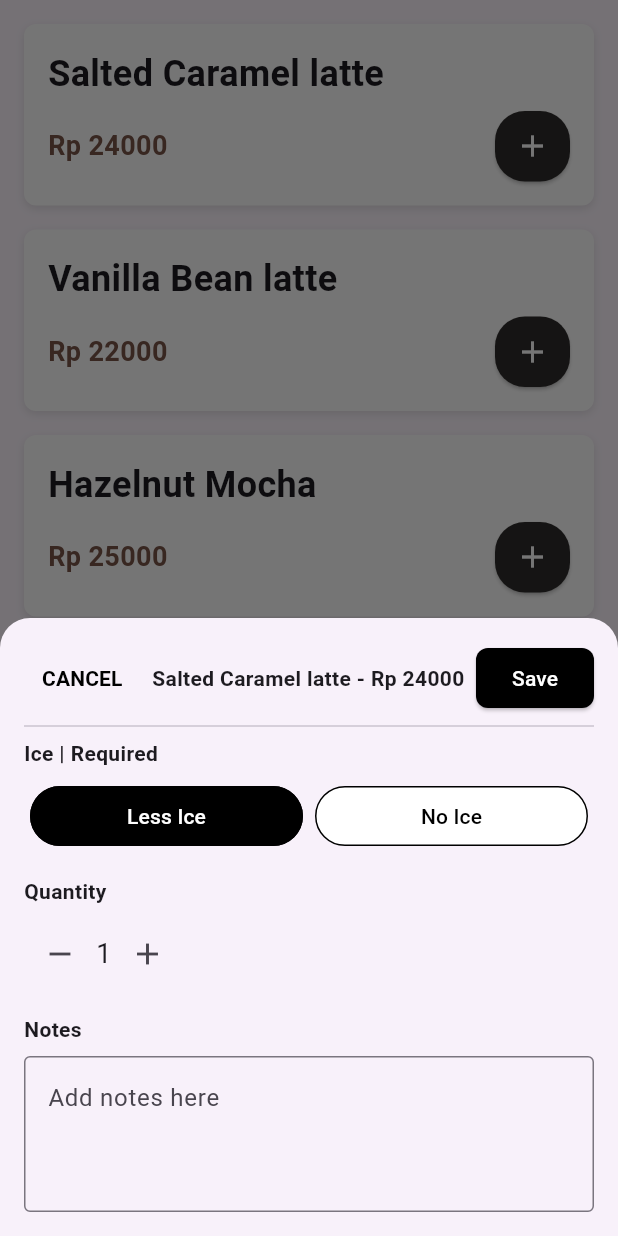
After one commit to CrossFode/POS-FNB, a Flutter app: the CreateOrderPage screen opened directly, after a tap on the "add" icon, on a phone screen of 412 x 824 dp. The commit adds this screen. Run offline on Flutter 3.47's test engine with Material 3 defaults, Android fonts, the phone set to English and light mode, and no system bars; network calls fail.

Commit message:
update create order dan navbar

```diff
--- /dev/null
+++ b/posmobile/lib/Pages/CreateOrderPage.dart
@@ -0,0 +1,352 @@
+import 'package:flutter/material.dart';
+
+class CreateOrderPage extends StatefulWidget {
+  @override
+  _CreateOrderPageState createState() => _CreateOrderPageState();
+}
+
+class _CreateOrderPageState extends State<CreateOrderPage> {
+  final List<Map<String, dynamic>> menuItems = const [
+    {'name': 'Salted Caramel latte', 'price': '24000'},
+    {'name': 'Vanilla Bean latte', 'price': '22000'},
+    {'name': 'Hazelnut Mocha', 'price': '25000'},
+  ];
+
+  final List<Map<String, dynamic>> _cartItems = [];
+  String _orderType = 'Take Away'; // Default order type
+
+  @override
+  Widget build(BuildContext context) {
+    return Scaffold(
+      body: ListView.builder(
+        padding: const EdgeInsets.all(16),
+        itemCount: menuItems.length,
+        itemBuilder: (context, index) {
+          final item = menuItems[index];
+          return _buildMenuItem(
+            name: item['name'],
+            price: item['price'],
+          );
+        },
+      ),
+      floatingActionButton: _cartItems.isNotEmpty
+          ? FloatingActionButton.extended(
+              onPressed: _showCart,
+              backgroundColor: Colors.black,
+              icon: const Icon(Icons.shopping_cart, color: Colors.white),
+              label: Text('${_cartItems.length} item(s)',
+                  style: const TextStyle(color: Colors.white),
+              ),
+            )
+          : null,
+    );
+  }
+
+  Widget _buildMenuItem({required String name, required String price}) {
+    return Container(
+      margin: const EdgeInsets.only(bottom: 16),
+      padding: const EdgeInsets.all(16),
+      decoration: BoxDecoration(
+        color: Colors.white,
+        borderRadius: BorderRadius.circular(8),
+        boxShadow: [
+          BoxShadow(
+            color: Colors.black.withOpacity(0.1),
+            blurRadius: 4,
+            offset: const Offset(0, 2),
+          ),
+        ],
+      ),
+      child: Column(
+        crossAxisAlignment: CrossAxisAlignment.start,
+        children: [
+          Text(name,
+              style: const TextStyle(
+                  fontSize: 24, fontWeight: FontWeight.bold)),
+          const SizedBox(height: 8),
+          Row(
+            mainAxisAlignment: MainAxisAlignment.spaceBetween,
+            children: [
+              Text('Rp $price',
+                  style: const TextStyle(
+                      fontSize: 18,
+                      fontWeight: FontWeight.bold,
+                      color: Colors.brown)),
+              SizedBox(
+                width: 50,
+                height: 47,
+                child: ElevatedButton(
+                  onPressed: () {
+                    _showOrderOptions(context, name, price);
+                  },
+                  style: ElevatedButton.styleFrom(
+                    backgroundColor: const Color.fromARGB(255, 46, 44, 43),
+                    shape: RoundedRectangleBorder(
+                      borderRadius: BorderRadius.circular(20),
+                    ),
+                    padding: EdgeInsets.zero,
+                  ),
+                  child: const Icon(Icons.add, color: Colors.white, size: 24),
+                ),
+              ),
+            ],
+          ),
+        ],
+      ),
+    );
+  }
+
+  void _showOrderOptions(BuildContext context, String name, String price) {
+    int quantity = 1;
+    String selectedModifier = 'Less Ice';
+    TextEditingController noteController = TextEditingController();
+
+    showModalBottomSheet(
+      context: context,
+      isScrollControlled: true,
+      shape: const RoundedRectangleBorder(
+          borderRadius: BorderRadius.vertical(top: Radius.circular(20))),
+      builder: (context) {
+        return StatefulBuilder(builder: (context, setModalState) {
+          return Padding(
+            padding: EdgeInsets.only(
+              bottom: MediaQuery.of(context).viewInsets.bottom,
+              top: 16,
+              left: 16,
+              right: 16,
+            ),
+            child: Column(
+              mainAxisSize: MainAxisSize.min,
+              children: [
+                // Header
+                Row(
+                  mainAxisAlignment: MainAxisAlignment.spaceBetween,
+                  children: [
+                    TextButton(
+                      onPressed: () => Navigator.pop(context),
+                      child: const Text("CANCEL",
+                          style: TextStyle(
+                              color: Colors.black,
+                              fontWeight: FontWeight.bold)),
+                    ),
+                    Text(
+                      '$name - Rp $price',
+                      style: const TextStyle(fontWeight: FontWeight.bold),
+                    ),
+                    ElevatedButton(
+                      onPressed: () {
+                        Navigator.pop(context);
+                        setState(() {
+                          _cartItems.add({
+                            'name': name,
+                            'price': price,
+                            'modifier': selectedModifier,
+                            'quantity': quantity,
+                            'notes': noteController.text,
+                          });
+                        });
+                      },
+                      style: ElevatedButton.styleFrom(
+                        backgroundColor: Colors.black,
+                        shape: RoundedRectangleBorder(
+                            borderRadius: BorderRadius.circular(8)),
+                      ),
+                      child: const Text("Save",
+                          style: TextStyle(color: Colors.white)),
+                    ),
+                  ],
+                ),
+                const Divider(),
+
+                // Modifier
+                const Align(
+                  alignment: Alignment.centerLeft,
+                  child: Text("Ice | Required",
+                      style: TextStyle(fontWeight: FontWeight.bold)),
+                ),
+                const SizedBox(height: 8),
+                Row(
+                  children: ['Less Ice', 'No Ice']
+                      .map(
+                        (mod) => Expanded(
+                          child: Padding(
+                            padding: const EdgeInsets.symmetric(horizontal: 4),
+                            child: OutlinedButton(
+                              onPressed: () =>
+                                  setModalState(() => selectedModifier = mod),
+                              style: OutlinedButton.styleFrom(
+                                backgroundColor: selectedModifier == mod
+                                    ? Colors.black
+                                    : Colors.white,
+                                foregroundColor: selectedModifier == mod
+                                    ? Colors.white
+                                    : Colors.black,
+                                side: const BorderSide(color: Colors.black),
+                              ),
+                              child: Text(mod),
+                            ),
+                          ),
+                        ),
+                      )
+                      .toList(),
+                ),
+
+                const SizedBox(height: 16),
+
+                // Quantity
+                const Align(
+                  alignment: Alignment.centerLeft,
+                  child: Text("Quantity",
+                      style: TextStyle(fontWeight: FontWeight.bold)),
+                ),
+                const SizedBox(height: 8),
+                Row(
+                  children: [
+                    IconButton(
+                      onPressed: () {
+                        if (quantity > 1) setModalState(() => quantity--);
+                      },
+                      icon: const Icon(Icons.remove),
+                    ),
+                    Text('$quantity',
+                        style: const TextStyle(fontSize: 18)),
+                    IconButton(
+                      onPressed: () => setModalState(() => quantity++),
+                      icon: const Icon(Icons.add),
+                    ),
+                  ],
+                ),
+
+                const SizedBox(height: 16),
+
+                // Notes
+                const Align(
+                  alignment: Alignment.centerLeft,
+                  child: Text("Notes",
+                      style: TextStyle(fontWeight: FontWeight.bold)),
+                ),
+                const SizedBox(height: 8),
+                TextField(
+                  controller: noteController,
+                  decoration: const InputDecoration(
+                    hintText: 'Add notes here',
+                    border: OutlineInputBorder(),
+                  ),
+                  maxLines: 3,
+                ),
+                const SizedBox(height: 16),
+              ],
+            ),
+          );
+        });
+      },
+    );
+  }
+
+final TextEditingController _customerNameController = TextEditingController();
+
+  void _showCart() {
+  showModalBottomSheet(
+    context: context,
+    isScrollControlled: true,
+    builder: (_) {
+      return StatefulBuilder(
+        builder: (context, setModalState) {
+          return Padding(
+            padding: EdgeInsets.only(
+              bottom: MediaQuery.of(context).viewInsets.bottom,
+              top: 16,
+              left: 16,
+              right: 16,
+            ),
+            child: Column(
+              mainAxisSize: MainAxisSize.min,
+              children: [
+                const Text(
+                  "Order Type",
+                  style: TextStyle(fontSize: 18, fontWeight: FontWeight.bold),
+                ),
+                const SizedBox(height: 8),
+                Row(
+                  children: ["Take Away", "Dine In"]
+                      .map(
+                        (type) => Expanded(
+                          child: Padding(
+                            padding: const EdgeInsets.symmetric(horizontal: 4),
+                            child: OutlinedButton(
+                              onPressed: () => setModalState(() => _orderType = type),
+                              style: OutlinedButton.styleFrom(
+                                backgroundColor: _orderType == type ? Colors.black : Colors.white,
+                                foregroundColor: _orderType == type ? Colors.white : Colors.black,
+                                side: const BorderSide(color: Colors.black),
+                              ),
+                              child: Text(type),
+                            ),
+                          ),
+                        ),
+                      )
+                      .toList(),
+                ),
+
+                const SizedBox(height: 16),
+
+                // Input Nama Customer
+                const Align(
+                  alignment: Alignment.centerLeft,
+                  child: Text("Customer Name",
+                      style: TextStyle(fontWeight: FontWeight.bold)),
+                ),
+                const SizedBox(height: 8),
+                TextField(
+                  controller: _customerNameController,
+                  decoration: const InputDecoration(
+                    hintText: 'Enter customer name',
+                    border: OutlineInputBorder(),
+                  ),
+                ),
+
+                const SizedBox(height: 16),
+
+                // Cart items
+                SizedBox(
+                  height: 200, // Fixed height to prevent overflow
+                  child: ListView(
+                    children: _cartItems.map((item) {
+                      return ListTile(
+                        title: Text('${item['name']} x${item['quantity']}'),
+                        subtitle: Text('${item['modifier']} — ${item['notes'].isNotEmpty ? item['notes'] : 'No notes'}'),
+                        trailing: Text('Rp ${item['price']}'),
+                      );
+                    }).toList(),
+                  ),
+                ),
+
+                const SizedBox(height: 16),
+
+                // Checkout button
+                ElevatedButton(
+                  onPressed: () {
+                    print("Order Type: $_orderType");
+                    print("Customer Name: ${_customerNameController.text}");
+                    print("Items: $_cartItems");
+                    // Tambahkan logika checkout sesuai kebutuhan
+                  },
+                  style: ElevatedButton.styleFrom(
+                    backgroundColor: Colors.black,
+                    minimumSize: const Size(double.infinity, 50),
+                  ),
+                  child: const Text(
+                    "CHECKOUT",
+                    style: TextStyle(color: Colors.white),
+                  ),
+                ),
+                const SizedBox(height: 16),
+              ],
+            ),
+          );
+        },
+      );
+    },
+  );
+}
+}
--- a/posmobile/lib/main.dart
+++ b/posmobile/lib/main.dart
@@ -1,6 +1,6 @@
 import 'package:flutter/material.dart';
 import './auth/login.dart';
-import 'Dashboard/Admin.dart';
+// import 'Dashboard/Admin.dart';
 
 void main() {
   runApp(const MyApp());
```
Also changed, not shown: posmobile/lib/Components/Navbar.dart (added, +44 -0 lines), posmobile/lib/Dashboard/Admin.dart (+11 -56 lines), posmobile/lib/Dashboard/HomeAdmin.dart (added, +47 -0 lines), posmobile/lib/Pages/CategoryPage.dart (added, +14 -0 lines), posmobile/lib/Pages/HistoryPage.dart (added, +14 -0 lines), posmobile/lib/Pages/ModifierPage.dart (added, +14 -0 lines), posmobile/lib/Pages/ProductPage.dart (added, +14 -0 lines), posmobile/lib/Pages/OrderDescription.dart (added).
